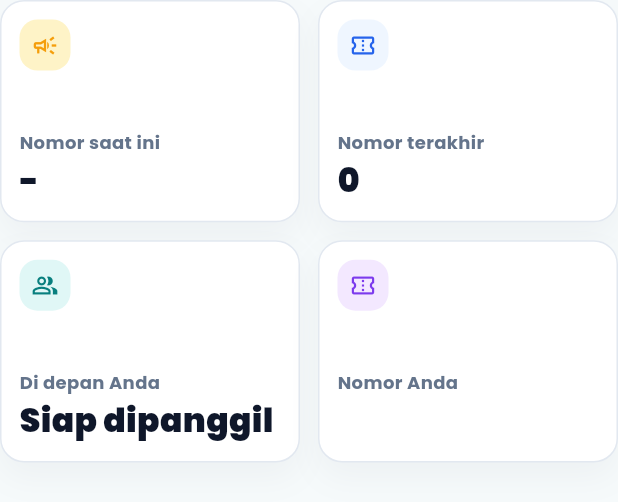
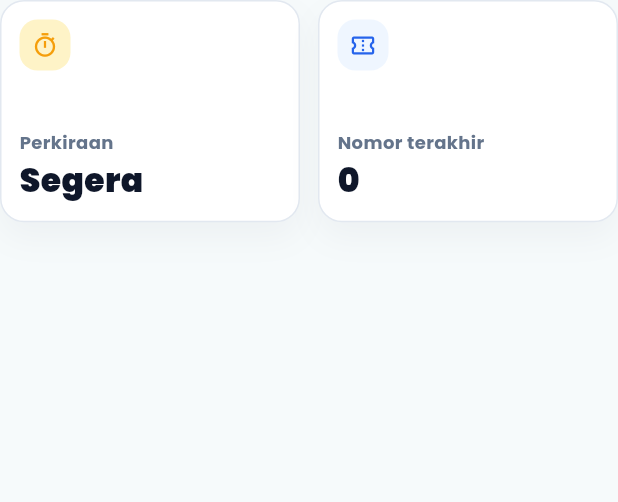
Before and after one commit to Lordzyy43/AntriMedis, a Flutter app: the _MetricGrid widget shown alone on an empty page, opened directly with empty values, on a phone screen of 412 x 824 dp. Shown: the top 502 px of the screen. Run offline on Flutter 3.47's test engine with Material 3 defaults, Android fonts, the phone set to English and light mode, and no system bars; our stand-ins replace flutter_dotenv, flutter_local_notifications, google_fonts, image_picker, percent_indicator, shared_preferences and 1 more; accounts and stored records are empty; statements that could not run were skipped.

Commit message:
meningkatkan estimasi antrean

```diff
--- a/lib/core/services/notification_service.dart
+++ b/lib/core/services/notification_service.dart
@@ -34,7 +34,7 @@ class NotificationService {
     await _plugin.show(
       id: queueCode.hashCode,
       title: 'Giliran hampir tiba',
-      body: 'Nomor $queueCode tinggal $remaining antrean di depan.',
+      body: 'Nomor $queueCode tinggal $remaining antrean lagi. Mohon bersiap.',
       notificationDetails: details,
     );
   }
--- a/lib/features/patient/presentation/pages/queue_tracking_page.dart
+++ b/lib/features/patient/presentation/pages/queue_tracking_page.dart
@@ -105,12 +105,31 @@ class _QueueTrackingPageState extends State<QueueTrackingPage> {
       ),
       body: selectedTicket == null
           ? const _NoActiveQueueState()
-          : RefreshIndicator(
+          : Column(
+              children: [
+                Padding(
+                  padding: const EdgeInsets.fromLTRB(
+                    AppSpacing.lg,
+                    AppSpacing.sm,
+                    AppSpacing.lg,
+                    AppSpacing.sm,
+                  ),
+                  child: _TrackingHero(
+                    ticket: selectedTicket,
+                    queueCode: selectedTicket.queueCode,
+                    progress: selectedTicket.progress,
+                    status: selectedTicket.status,
+                    title:
+                        '${selectedTicket.polyclinicName} - ${selectedTicket.doctorName}',
+                  ),
+                ),
+                Expanded(
+                  child: RefreshIndicator(
                     onRefresh: () => _refresh(selectedTicket),
                     child: ListView(
                       padding: const EdgeInsets.fromLTRB(
                         AppSpacing.lg,
-                  AppSpacing.sm,
+                        0,
                         AppSpacing.lg,
                         112,
                       ),
@@ -125,16 +144,6 @@ class _QueueTrackingPageState extends State<QueueTrackingPage> {
                           ),
                           const SizedBox(height: AppSpacing.md),
                         ],
-                  _TrackingHero(
-                    ticket: selectedTicket,
-                    queueCode: selectedTicket.queueCode,
-                    progress: selectedTicket.progress,
-                    status: selectedTicket.status,
-                    title:
-                        '${selectedTicket.polyclinicName} - ${selectedTicket.doctorName}',
-                    currentNumber: selectedTicket.currentNumber,
-                    remaining: selectedTicket.remainingBeforeMe,
-                  ),
                         if (!selectedTicket.isActive) ...[
                           const SizedBox(height: AppSpacing.md),
                           _FinalResultPanel(ticket: selectedTicket),
@@ -151,7 +160,6 @@ class _QueueTrackingPageState extends State<QueueTrackingPage> {
                         if (selectedTicket.isActive) ...[
                           _MetricGrid(
                             ticket: selectedTicket,
-                      currentNumber: selectedTicket.currentNumber,
                             lastNumber: selectedTicket.lastNumber,
                           ),
                         ],
@@ -174,7 +182,9 @@ class _QueueTrackingPageState extends State<QueueTrackingPage> {
                                       ),
                                     )
                                   : (_timeline ?? []).isEmpty
-                            ? _FallbackTicketTimeline(ticket: selectedTicket)
+                                  ? _FallbackTicketTimeline(
+                                      ticket: selectedTicket,
+                                    )
                                   : _QueueEventTimeline(events: _timeline!),
                             ],
                           ),
@@ -189,11 +199,19 @@ class _QueueTrackingPageState extends State<QueueTrackingPage> {
                                 style: Theme.of(context).textTheme.titleMedium,
                               ),
                               const SizedBox(height: AppSpacing.md),
-                        const _DetailRow('Klinik', 'Klinik Sehat Sentosa'),
+                              const _DetailRow(
+                                'Klinik',
+                                'Klinik Sehat Sentosa',
+                              ),
                               _DetailRow('Cabang', selectedTicket.branchName),
                               if (selectedTicket.branchAddress != null &&
-                            selectedTicket.branchAddress!.trim().isNotEmpty)
-                          _DetailRow('Alamat', selectedTicket.branchAddress!),
+                                  selectedTicket.branchAddress!
+                                      .trim()
+                                      .isNotEmpty)
+                                _DetailRow(
+                                  'Alamat',
+                                  selectedTicket.branchAddress!,
+                                ),
                               _DetailRow('Poli', selectedTicket.polyclinicName),
                               _DetailRow('Dokter', selectedTicket.doctorName),
                               _DetailRow(
@@ -224,6 +242,9 @@ class _QueueTrackingPageState extends State<QueueTrackingPage> {
                         ],
                       ],
                     ),
+                  ),
+                ),
+              ],
             ),
     );
   }
@@ -480,8 +501,6 @@ class _TrackingHero extends StatelessWidget {
     required this.progress,
     required this.status,
     required this.title,
-    required this.currentNumber,
-    required this.remaining,
   });
 
   final QueueTicketDetail ticket;
@@ -489,8 +508,6 @@ class _TrackingHero extends StatelessWidget {
   final double progress;
   final String status;
   final String title;
-  final int currentNumber;
-  final int remaining;
 
   @override
   Widget build(BuildContext context) {
@@ -598,13 +615,6 @@ class _TrackingHero extends StatelessWidget {
                           value: ticket.currentQueueLabel,
                         ),
                       ),
-                      const SizedBox(width: AppSpacing.sm),
-                      Expanded(
-                        child: _HeroMiniStat(
-                          label: 'Di Depan Anda',
-                          value: remaining.toString(),
-                        ),
-                      ),
                     ],
                   ),
                 ],
@@ -678,12 +688,10 @@ class _HeroMiniStat extends StatelessWidget {
 class _MetricGrid extends StatelessWidget {
   const _MetricGrid({
     required this.ticket,
-    required this.currentNumber,
     required this.lastNumber,
   });
 
   final QueueTicketDetail ticket;
-  final int currentNumber;
   final int lastNumber;
 
   @override
@@ -699,9 +707,9 @@ class _MetricGrid extends StatelessWidget {
       ),
       children: [
         _MetricCard(
-          icon: Icons.campaign_outlined,
-          label: 'Nomor saat ini',
-          value: ticket.currentQueueLabel,
+          icon: Icons.timer_outlined,
+          label: 'Perkiraan',
+          value: _estimatedWaitLabel(ticket.estimatedWaitMinutes),
           color: AppColors.warning,
           backgroundColor: AppColors.warningSoft,
         ),
@@ -712,23 +720,14 @@ class _MetricGrid extends StatelessWidget {
           color: AppColors.secondary,
           backgroundColor: AppColors.secondarySoft,
         ),
-        _MetricCard(
-          icon: Icons.people_alt_outlined,
-          label: 'Di depan Anda',
-          value: ticket.remainingBeforeMeLabel,
-          color: AppColors.primaryDark,
-          backgroundColor: AppColors.primarySoft,
-        ),
-        _MetricCard(
-          icon: Icons.confirmation_number_outlined,
-          label: 'Nomor Anda',
-          value: ticket.queueCode,
-          color: AppColors.violet,
-          backgroundColor: AppColors.violetSoft,
-        ),
       ],
     );
   }
+}
+
+String _estimatedWaitLabel(int minutes) {
+  if (minutes <= 0) return 'Segera';
+  return '$minutes menit';
 }
 
 class _MetricCard extends StatelessWidget {
--- a/lib/features/queue/providers/queue_provider.dart
+++ b/lib/features/queue/providers/queue_provider.dart
@@ -319,9 +319,9 @@ class QueueProvider extends ChangeNotifier {
     QueueTicketDetail ticket,
     String? previousStatus,
   ) async {
-    final nearKey = '${ticket.ticketId}:${ticket.remainingBeforeMe}';
+    final nearKey = '${ticket.ticketId}:ready-soon';
     if (ticket.remainingBeforeMe > 0 &&
-        ticket.remainingBeforeMe <= 3 &&
+        ticket.remainingBeforeMe <= 2 &&
         ticket.status == 'waiting' &&
         _lastNearNotificationKey != nearKey) {
       _lastNearNotificationKey = nearKey;
```
Lines whose indentation alone changed are shown as unchanged.
